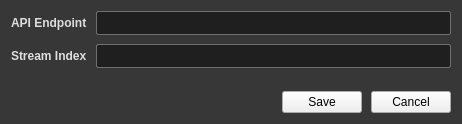
IT-Leiria/360-gui, file aroundvision/views/load_source.ui: the form before one commit.
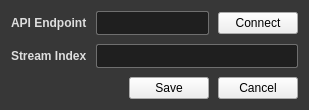
The form after the commit.

Commit message: [AROUNDVISION-3] - added functionalities to get stream list and select index to display images..

Patch:
```diff
--- a/aroundvision/views/load_source.ui
+++ b/aroundvision/views/load_source.ui
@@ -60,7 +60,7 @@
     <number>9</number>
    </property>
    <property name="sizeConstraint">
-    <enum>QLayout::SetDefaultConstraint</enum>
+    <enum>QLayout::SetFixedSize</enum>
    </property>
    <item>
     <layout class="QFormLayout" name="formLayout">
@@ -71,9 +71,6 @@
        </property>
       </widget>
      </item>
-     <item row="0" column="1">
-      <widget class="QLineEdit" name="api_endpoint_lineEdit"/>
-     </item>
      <item row="1" column="0">
       <widget class="QLabel" name="label">
        <property name="text">
@@ -82,7 +79,21 @@
       </widget>
      </item>
      <item row="1" column="1">
-      <widget class="QLineEdit" name="lineEdit"/>
+      <widget class="QLineEdit" name="stream_index_lineEdit"/>
+     </item>
+     <item row="0" column="1">
+      <layout class="QHBoxLayout" name="horizontalLayout_2">
+       <item>
+        <widget class="QLineEdit" name="api_endpoint_lineEdit"/>
+       </item>
+       <item>
+        <widget class="QPushButton" name="connect_pushButton">
+         <property name="text">
+          <string>Connect</string>
+         </property>
+        </widget>
+       </item>
+      </layout>
      </item>
     </layout>
    </item>
```
Left out of the diff: 2 changed lines with no effect on the pictures. The commit also changes 5 other files.
